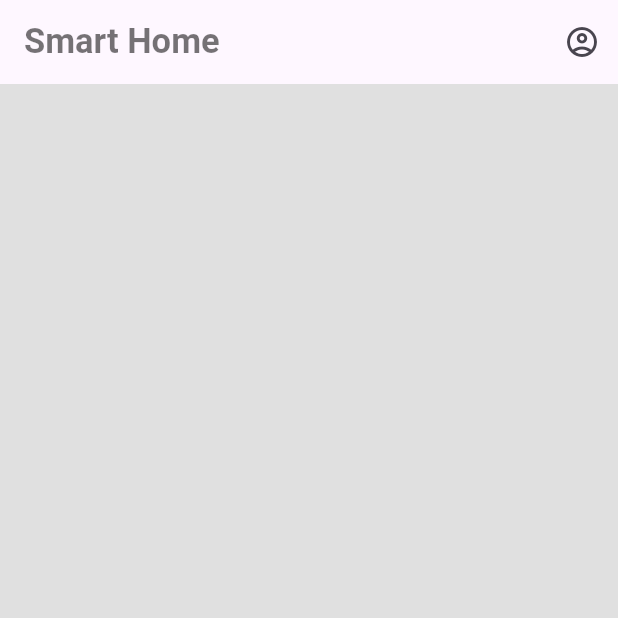
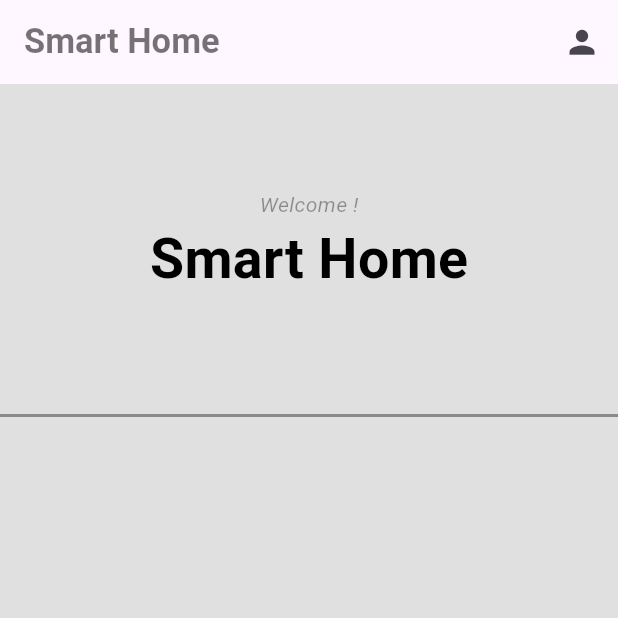
Before and after one commit to Yasasisuru/smart_home_app, a Flutter app: the screen it shows after launch, on a phone screen of 412 x 824 dp, the top half of it. Run offline on Flutter 3.47's test engine with Material 3 defaults, Android fonts, the phone set to English and light mode, and no system bars.

Commit message:
update body section

```diff
--- a/lib/home_page.dart
+++ b/lib/home_page.dart
@@ -1,3 +1,5 @@
+
+
 import 'package:flutter/material.dart';
 
 class homePage extends StatefulWidget {
@@ -15,9 +17,8 @@ class _homePageState extends State<homePage> {
       appBar: AppBar(
         shadowColor: Colors.grey,
         actions: [IconButton(onPressed: (){} ,
-            icon:Icon(Icons.account_circle_outlined))
+            icon:Icon(Icons.person,size: 25,))
         ],// menu icon
-
         title:Text("Smart Home",
           style: TextStyle(
             fontWeight: FontWeight.bold,
@@ -26,6 +27,46 @@ class _homePageState extends State<homePage> {
           ) ,   //title & Title style
         ),
       ),
-    );
+
+
+      //Application body part
+      body:
+      Column(
+        children: [
+          Center(
+            child: Container(
+              padding: EdgeInsets.only(top: 70,bottom: 70),
+              child: Column(
+                children: [
+                Text("Welcome !" ,style: TextStyle(
+                    color: Colors.black38,
+                  fontStyle: FontStyle.italic,
+                ),),
+                  Text("Smart Home",style: TextStyle(
+                  color: Colors.black,
+                    fontSize: 37,
+                    fontWeight: FontWeight.bold,
+                  ),
+                  )
+                ],
+              ),
+            ),
+          ),
+          Divider(
+            color: Colors.black38,
+            thickness: 2,
+          ),
+          Container(
+            padding: EdgeInsets.only(top: 50),// Control section
+            child: Row(
+            children: [
+
+            ],
+            ),
+
+          )
+        ],
+      ),
+      );
   }
 }
```
Also changed, not shown: lib/icons/air-conditioner.gif (added), lib/icons/applications.gif (added), lib/icons/fan.gif (added), lib/icons/light-bulb.gif (added).
